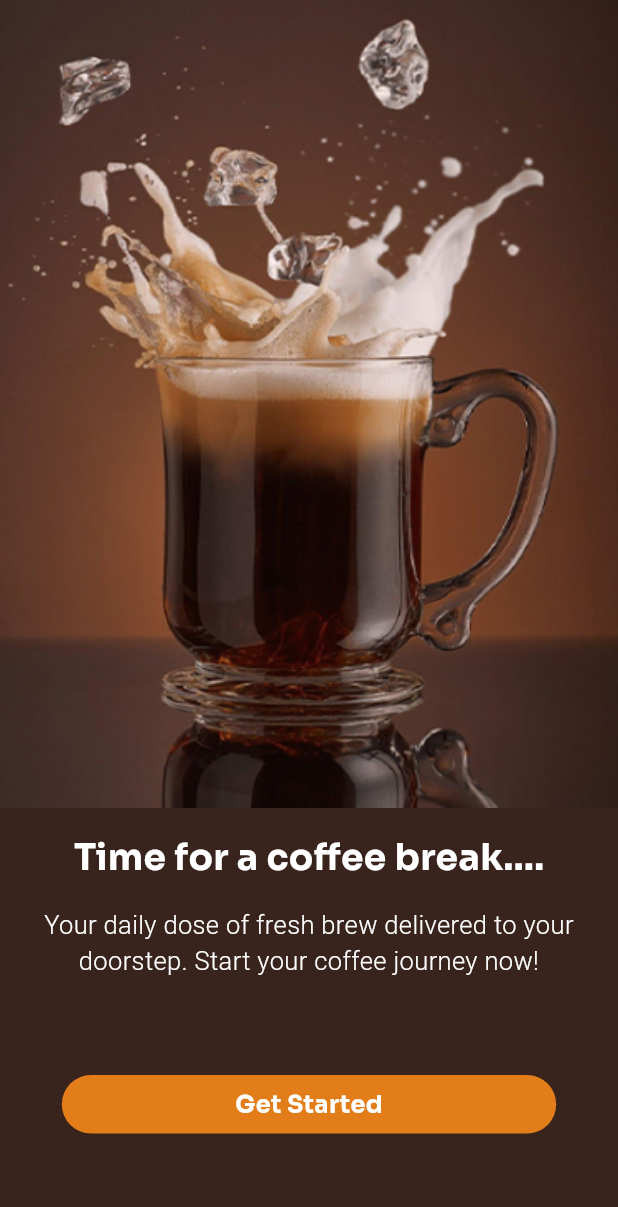
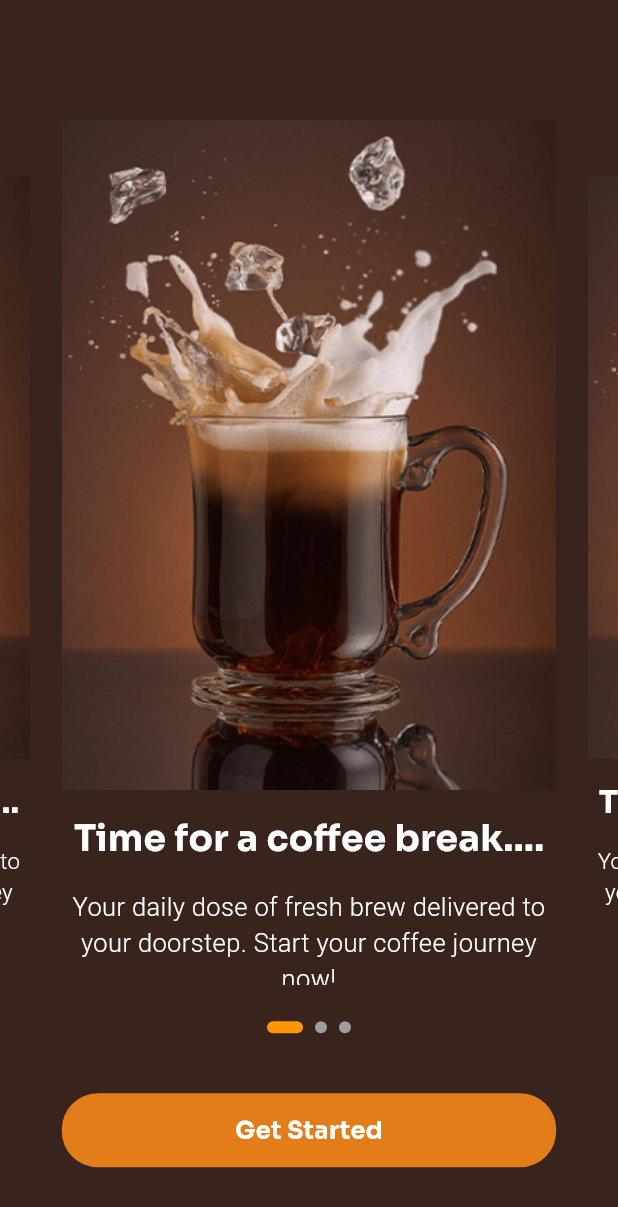
Before and after one commit to juansouza09/coffee-shop-flutter, a Flutter app: the screen it shows after launch, on a phone screen of 412 x 824 dp. Shown: the top 1207 px of the screen. Run offline on Flutter 3.47's test engine with Material 3 defaults, Android fonts, the phone set to English and light mode, and no system bars; drawn by our look-alikes of carousel_slider; our stand-ins replace google_fonts.

Commit message:
carousel added in initial page

```diff
--- a/lib/view/initial_page.dart
+++ b/lib/view/initial_page.dart
@@ -1,60 +1,96 @@
+import 'package:carousel_slider/carousel_slider.dart';
 import 'package:flutter/material.dart';
 import 'package:google_fonts/google_fonts.dart';
 
-class InitialPage extends StatelessWidget {
+class InitialPage extends StatefulWidget {
   const InitialPage({super.key});
 
   @override
+  State<InitialPage> createState() => _InitialPageState();
+}
+
+class _InitialPageState extends State<InitialPage> {
+  int _current = 0;
+  final CarouselController _controller = CarouselController();
+
+  @override
   Widget build(BuildContext context) {
+    final List<Widget> imageSliders = [
+      createSlide(
+          'assets/images/coffee-image.jpg',
+          'Time for a coffee break....',
+          'Your daily dose of fresh brew delivered to your doorstep. Start your coffee journey now!'),
+      createSlide(
+          'assets/images/coffee-image.jpg',
+          'Time for a coffee break....',
+          'Your daily dose of fresh brew delivered to your doorstep. Start your coffee journey now!'),
+      createSlide(
+          'assets/images/coffee-image.jpg',
+          'Time for a coffee break....',
+          'Your daily dose of fresh brew delivered to your doorstep. Start your coffee journey now!'),
+    ];
+
     return Scaffold(
       backgroundColor: const Color(0xFF38241D),
-      body: Column(
+      body: SingleChildScrollView(
+        child: Column(
           children: [
-          Flexible(
-            flex: 2,
-            child: Container(
-              decoration: const BoxDecoration(
-                  image: DecorationImage(
-                      image: AssetImage(
-                        'assets/images/coffee-image.jpg',
+            const SizedBox(
+              height: 80,
             ),
-                      fit: BoxFit.fill)),
-            ),
+            CarouselSlider(
+              items: imageSliders,
+              options: CarouselOptions(
+                  height: MediaQuery.of(context).size.height * .7,
+                  autoPlay: true,
+                  aspectRatio: MediaQuery.of(context).size.aspectRatio,
+                  enlargeCenterPage: true,
+                  enlargeFactor: 0.3,
+                  onPageChanged: (index, reason) {
+                    setState(() {
+                      _current = index;
+                    });
+                  }),
+              carouselController: _controller,
             ),
             const SizedBox(
               height: 16,
             ),
-          Flexible(
-            flex: 1,
-            child: Column(
-              children: [
-                Column(
-                  crossAxisAlignment: CrossAxisAlignment.center,
+            Row(
               mainAxisAlignment: MainAxisAlignment.center,
-                  children: [
-                    Text('Time for a coffee break....',
-                        style: GoogleFonts.sora(
-                            color: Colors.white,
-                            fontSize: 24,
-                            fontWeight: FontWeight.bold)),
-                    const SizedBox(
-                      height: 16,
+              children: imageSliders.asMap().entries.map((entry) {
+                if (_current == entry.key) {
+                  return Container(
+                    width: 24.0,
+                    height: 8.0,
+                    margin: const EdgeInsets.symmetric(
+                        vertical: 8.0, horizontal: 4.0),
+                    decoration: BoxDecoration(
+                      color: Colors.orange,
+                      borderRadius: BorderRadius.circular(4.0),
                     ),
-                    Text(
-                        'Your daily dose of fresh brew delivered to your doorstep. Start your coffee journey now!',
-                        textAlign: TextAlign.center,
-                        style: GoogleFonts.roboto(
-                            color: Colors.white,
-                            fontSize: 17,
-                            fontWeight: FontWeight.w300)),
-                  ],
+                  );
+                } else {
+                  return Container(
+                    width: 8.0,
+                    height: 8.0,
+                    margin: const EdgeInsets.symmetric(
+                        vertical: 8.0, horizontal: 4.0),
+                    decoration: const BoxDecoration(
+                      shape: BoxShape.circle,
+                      color: Colors.grey,
+                    ),
+                  );
+                }
+              }).toList(),
             ),
             const SizedBox(
-                  height: 64,
+              height: 32,
             ),
             InkWell(
               child: Container(
                 width: MediaQuery.of(context).size.width * .8,
+                height: MediaQuery.of(context).size.height * .06,
                 alignment: Alignment.center,
                 decoration: BoxDecoration(
                     color: const Color(0xFFE27D19),
@@ -72,6 +108,35 @@ class InitialPage extends StatelessWidget {
           ],
         ),
       ),
+    );
+  }
+
+  Widget createSlide(String imagePath, String title, String subtitle) {
+    return SingleChildScrollView(
+      child: Column(
+        children: [
+          Image.asset(
+            imagePath,
+            fit: BoxFit.cover,
+            width: MediaQuery.of(context).size.width,
+          ),
+          const SizedBox(
+            height: 16,
+          ),
+          Text(title,
+              style: GoogleFonts.sora(
+                  color: Colors.white,
+                  fontSize: 24,
+                  fontWeight: FontWeight.bold)),
+          const SizedBox(
+            height: 16,
+          ),
+          Text(subtitle,
+              textAlign: TextAlign.center,
+              style: GoogleFonts.roboto(
+                  color: Colors.white,
+                  fontSize: 17,
+                  fontWeight: FontWeight.w300)),
         ],
       ),
     );
--- a/pubspec.yaml
+++ b/pubspec.yaml
@@ -36,6 +36,7 @@ dependencies:
   # Use with the CupertinoIcons class for iOS style icons.
   cupertino_icons: ^1.0.6
   google_fonts: ^6.1.0
+  carousel_slider: ^4.2.1
 
 dev_dependencies:
   flutter_test:
```
Also changed, not shown: pubspec.lock. Lines whose indentation alone changed are shown as unchanged.
